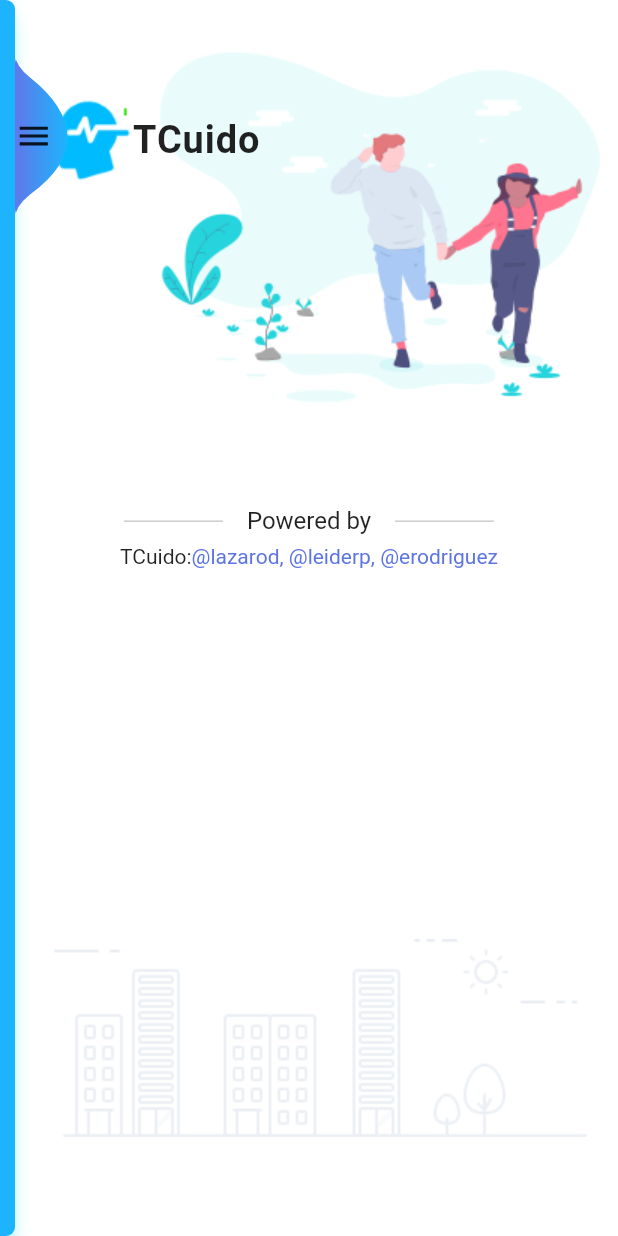
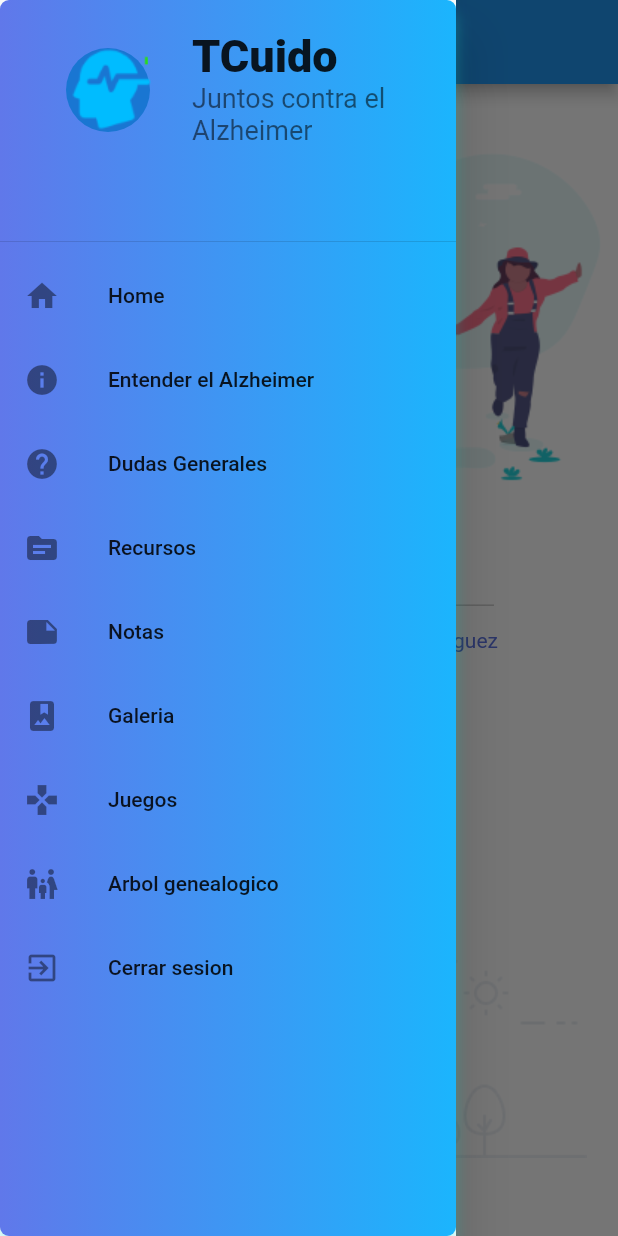
Before and after one commit to erodriguezf/Proyecto_Final2020, a Flutter app: the screen it shows once a user with an empty profile is signed in, with the side drawer open (before the commit the screen has no drawer), on a phone screen of 412 x 824 dp. Run offline on Flutter 3.47's test engine with Material 2 defaults, Android fonts, the phone set to English and light mode, and no system bars; our stand-ins replace firebase_auth, firebase_core, firebase_database, firebase_storage, flutter_screenutil, image_picker and 1 more; accounts and stored records are empty; Roboto replaces fonts that are missing (Poppins-Bold, Poppins-Medium).

Commit message:
Nuevo menu

```diff
--- a/lib/pages/home_page.dart
+++ b/lib/pages/home_page.dart
@@ -2,7 +2,8 @@ import 'package:flutter/cupertino.dart';
 import 'package:flutter/material.dart';
 import 'package:flutter_screenutil/flutter_screenutil.dart';
 import 'package:proyecto_final_2020_2/classes/auth_firebase.dart';
-import 'package:proyecto_final_2020_2/widgets/sidebar.dart';
+import 'package:proyecto_final_2020_2/pages/gallery.dart';
+import 'package:proyecto_final_2020_2/pages/information.dart';
 
 class HomePage extends StatefulWidget {
   const HomePage({Key key, this.auth, this.onSignIn}) : super(key: key);
@@ -19,9 +20,109 @@ class _HomePageState extends State<HomePage> {
     ScreenUtil.instance = ScreenUtil.getInstance()..init(context);
     ScreenUtil.instance =
         ScreenUtil(width: 750, height: 1334, allowFontScaling: true);
-    return new Scaffold(
+    return Scaffold(
+      appBar: AppBar(
+        title: Text("TE CUIDO"),
+      ),
       backgroundColor: Colors.white,
       resizeToAvoidBottomPadding: true,
+      drawer: Drawer(
+          child: Container(
+        decoration: BoxDecoration(
+            gradient:
+                LinearGradient(colors: [Color(0xFF6078ea), Color(0xFF1BB5FD)]),
+            borderRadius: BorderRadius.circular(6.0),
+            boxShadow: [
+              BoxShadow(
+                  color: Color(0xFF17ead9).withOpacity(.3),
+                  offset: Offset(0.0, 8.0),
+                  blurRadius: 8.0)
+            ]),
+        child: ListView(
+          padding: EdgeInsets.zero,
+          children: <Widget>[
+            DrawerHeader(
+              child: ListTile(
+                title: Text(
+                  "TCuido",
+                  style: TextStyle(
+                      //color: Colors.white,
+                      fontSize: 30,
+                      fontWeight: FontWeight.w800),
+                ),
+                subtitle: Text(
+                  "Juntos contra el Alzheimer",
+                  style: TextStyle(
+                    //color: Color(0xFF1BB5FD),
+                    fontSize: 18,
+                  ),
+                ),
+                leading: CircleAvatar(
+                  child: Image.asset(
+                    "assets/logo.png",
+                  ),
+                  radius: 40,
+                ),
+              ),
+            ),
+            ListTile(
+              title: Text('Home'),
+              leading: Icon(Icons.home),
+              onTap: () {},
+            ),
+            ListTile(
+              title: Text('Entender el Alzheimer'),
+              leading: Icon(Icons.info),
+              onTap: () {
+                Navigator.push(context,
+                    MaterialPageRoute(builder: (context) => Information()));
+              },
+            ),
+            ListTile(
+              title: Text('Dudas Generales'),
+              leading: Icon(Icons.help),
+              onTap: () {},
+            ),
+            ListTile(
+              title: Text('Recursos'),
+              leading: Icon(Icons.source),
+              onTap: () {},
+            ),
+            ListTile(
+              title: Text('Notas'),
+              leading: Icon(Icons.note),
+              onTap: () {},
+            ),
+            ListTile(
+              title: Text('Galeria'),
+              leading: Icon(Icons.photo_album),
+              onTap: () {
+                Navigator.push(
+                    context,
+                    MaterialPageRoute(
+                        builder: (context) => Gallery(
+                              auth: widget.auth,
+                            )));
+              },
+            ),
+            ListTile(
+              title: Text('Juegos'),
+              leading: Icon(Icons.games),
+              onTap: () {},
+            ),
+            ListTile(
+              title: Text('Arbol genealogico'),
+              leading: Icon(Icons.family_restroom),
+              onTap: () {},
+            ),
+            ListTile(
+              title: Text('Cerrar sesion'),
+              leading: Icon(Icons.exit_to_app),
+              onTap: signOUt,
+            ),
+          ],
+        ),
+      )),
       body: Stack(
         fit: StackFit.expand,
         children: <Widget>[
@@ -97,13 +198,18 @@ class _HomePageState extends State<HomePage> {
               ),
             ),
           ),
-          SideBar(
-            onSignIn: widget.onSignIn,
-            auth: widget.auth,
-          ),
+          // SideBar(
+          //   onSignIn: widget.onSignIn,
+          //   auth: widget.auth,
+          // ),
         ],
       ),
     );
+  }
+
+  void signOUt() {
+    widget.auth.signOut();
+    widget.onSignIn();
   }
 }
 
--- a/lib/pages/information.dart
+++ b/lib/pages/information.dart
@@ -34,8 +34,7 @@ class _InformationState extends State<Information> {
 
   @override
   Widget build(BuildContext context) {
-    return MaterialApp(
-      home: DefaultTabController(
+    return DefaultTabController(
       length: 2,
       child: Scaffold(
         appBar: AppBar(
@@ -274,7 +273,6 @@ class _InformationState extends State<Information> {
           ],
         ),
       ),
-      ),
     );
   }
 
```
Lines whose indentation alone changed are shown as unchanged.
